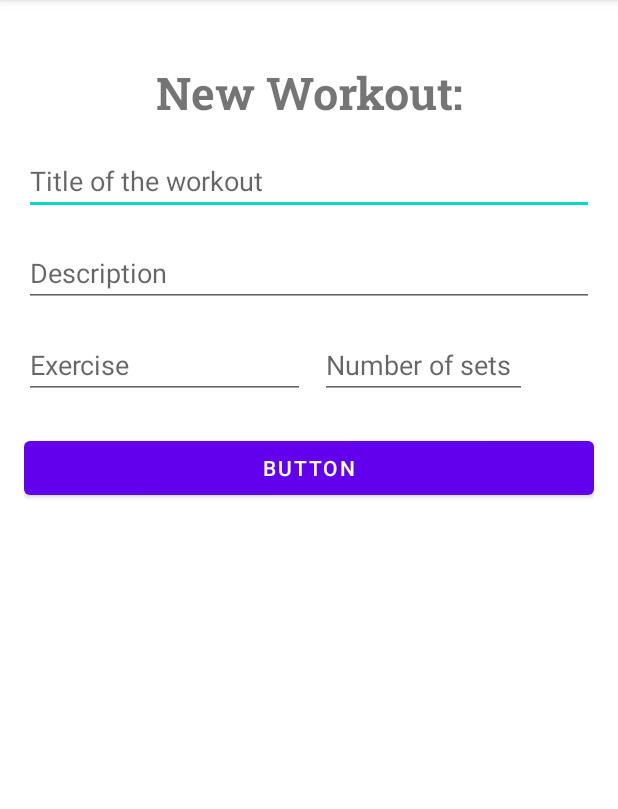
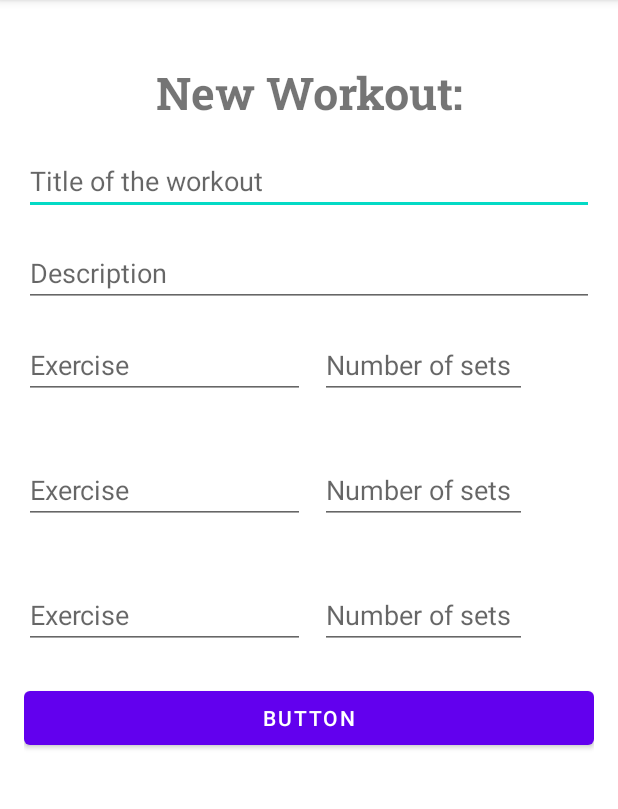
Before and after one commit to samu-coding/Smart-Strenght-Log, an Android app: the NewWorkoutCreator screen opened directly, with no data from a screen before it, on a phone screen of 412 x 824 dp, the part 84-893 px from its top. Run offline under Robolectric (Android 15) with nearby library versions, the light colour scheme and no system bars; our stand-ins replace Firebase (no records; nobody signed in at launch, a user with empty details on screens opened directly); 1 statement that could not run was skipped.

Commit message:
Workout Creator Demo2
Podemos crear rutinas, con 3 ejercicios

```diff
--- a/app/src/main/java/com/example/smartstrengthlog/NewWorkoutCreator.java
+++ b/app/src/main/java/com/example/smartstrengthlog/NewWorkoutCreator.java
@@ -22,7 +22,8 @@ import com.google.firebase.firestore.CollectionReference;
 import com.google.firebase.firestore.DocumentReference;
 import com.google.firebase.firestore.FirebaseFirestore;
 
-import org.w3c.dom.Text;
+import java.util.ArrayList;
+import java.util.List;
 
 import models.Workout;
 import util.SmartStrengthLogAPI;
@@ -31,8 +32,13 @@ public class NewWorkoutCreator extends AppCompatActivity {
 
     private EditText titleEditText;
     private EditText descriptionEditText;
-    private EditText exerciseEditText;
-    private EditText numberOfSetsEditText;
+
+    private EditText exerciseEditText0;
+    private EditText numberOfSetsEditText0;
+    private EditText exerciseEditText1;
+    private EditText numberOfSetsEditText1;
+    private EditText exerciseEditText2;
+    private EditText numberOfSetsEditText2;
 
     private TextView currentUserTextView;
 
@@ -45,18 +51,6 @@ public class NewWorkoutCreator extends AppCompatActivity {
 
     //Connection to Firestore
     private FirebaseFirestore db = FirebaseFirestore.getInstance();
-
-    //Bundle extras = getIntent().getExtras();
-
-
-    //FirebaseUser user = firebaseAuth.getCurrentUser();
-    //String currentUserId = user.getUid();
-
-    //Obtenemos el Id del usuario
-    //updateUI(user);
-
-    //Firestore creation
-    //assert user != null;
 
     private CollectionReference collectionReference = db.collection("Workout");
     //private CollectionReference collectionReference = db.collection("Users").document(this.currentUsername).collection("Workout");
@@ -71,8 +65,14 @@ public class NewWorkoutCreator extends AppCompatActivity {
         firebaseAuth = FirebaseAuth.getInstance();
         titleEditText = findViewById(R.id.title_workout);
         descriptionEditText = findViewById(R.id.description_workout);
-        exerciseEditText = findViewById(R.id.exercise_workout);
-        numberOfSetsEditText = findViewById(R.id.number_sets_workout);
+
+        //Ejercicios
+        exerciseEditText0 = findViewById(R.id.exercise_workout0);
+        numberOfSetsEditText0 = findViewById(R.id.number_sets_workout0);
+        exerciseEditText1 = findViewById(R.id.exercise_workout1);
+        numberOfSetsEditText1 = findViewById(R.id.number_sets_workout1);
+        exerciseEditText2 = findViewById(R.id.exercise_workout2);
+        numberOfSetsEditText2 = findViewById(R.id.number_sets_workout2);
 
         Log.d("Usuario","TESTING LOG D");
 
@@ -134,8 +134,25 @@ public class NewWorkoutCreator extends AppCompatActivity {
 
         String title = titleEditText.getText().toString().trim();
         String description = descriptionEditText.getText().toString().trim();
-        String exercise = exerciseEditText.getText().toString().trim();
-        int numberOfSets = Integer.parseInt(numberOfSetsEditText.getText().toString().trim());
+        String exercise0 = exerciseEditText0.getText().toString().trim();
+        int numberOfSets0 = Integer.parseInt(numberOfSetsEditText0.getText().toString());
+        String exercise1 = exerciseEditText1.getText().toString().trim();
+        int numberOfSets1 = Integer.parseInt(numberOfSetsEditText1.getText().toString());
+        String exercise2 = exerciseEditText2.getText().toString().trim();
+        int numberOfSets2 = Integer.parseInt(numberOfSetsEditText2.getText().toString());
+
+        //Creamos las Listas de Ejercicios y sus sets
+        List<String> exercises = new ArrayList<String>();
+        List<Integer> sets = new ArrayList<Integer>();
+
+        //Añadimos ejercicios y sets
+        exercises.add(exercise0);
+        exercises.add(exercise1);
+        exercises.add(exercise2);
+        sets.add(numberOfSets0);
+        sets.add(numberOfSets1);
+        sets.add(numberOfSets2);
+
 
         if (!TextUtils.isEmpty(title)){
             //Guardamos la info del workout en FireStore
@@ -143,12 +160,13 @@ public class NewWorkoutCreator extends AppCompatActivity {
 
             //Create a Workout Object
             Workout workout = new Workout();
+            workout.setId(String.valueOf(Timestamp.now().getSeconds()));
+            workout.setUser(SmartStrengthLogAPI.getInstance().getUserId());
             workout.setTitle(title);
             workout.setDescription(description);
-            workout.setExercises(exercise);
-            workout.setNumberOfSets(numberOfSets);
-            workout.setId(String.valueOf(Timestamp.now().getSeconds()));
-            workout.setUser(SmartStrengthLogAPI.getInstance().getUserId());
+            workout.setExercises(exercises);
+            workout.setSets(sets);
+
 
             //Invoke our CollectionReference
             collectionReference.add(workout)
--- a/app/src/main/res/layout/activity_new_workout_creator.xml
+++ b/app/src/main/res/layout/activity_new_workout_creator.xml
@@ -41,7 +41,7 @@
       android:orientation="horizontal">
 
     <EditText
-        android:id="@+id/exercise_workout"
+        android:id="@+id/exercise_workout0"
         android:layout_width="187dp"
         android:layout_height="wrap_content"
         android:layout_marginTop="16dp"
@@ -51,7 +51,56 @@
         android:autofillHints="" />
 
     <EditText
-        android:id="@+id/number_sets_workout"
+        android:id="@+id/number_sets_workout0"
+        android:inputType="number"
+        android:layout_width="138dp"
+        android:layout_height="wrap_content"
+        android:layout_marginTop="16dp"
+        android:hint="@string/sets_Workout_hint"
+        android:maxLines="1" />
+  </LinearLayout>
+
+  <LinearLayout
+      android:layout_width="match_parent"
+      android:layout_height="83dp"
+      android:orientation="horizontal">
+
+    <EditText
+        android:id="@+id/exercise_workout1"
+        android:layout_width="187dp"
+        android:layout_height="wrap_content"
+        android:layout_marginTop="16dp"
+        android:layout_marginRight="10dp"
+        android:hint="@string/exercise_Workout_hint"
+        android:maxLines="1"
+        android:autofillHints="" />
+
+    <EditText
+        android:id="@+id/number_sets_workout1"
+        android:inputType="number"
+        android:layout_width="138dp"
+        android:layout_height="wrap_content"
+        android:layout_marginTop="16dp"
+        android:hint="@string/sets_Workout_hint"
+        android:maxLines="1" />
+  </LinearLayout>
+  <LinearLayout
+      android:layout_width="match_parent"
+      android:layout_height="83dp"
+      android:orientation="horizontal">
+
+    <EditText
+        android:id="@+id/exercise_workout2"
+        android:layout_width="187dp"
+        android:layout_height="wrap_content"
+        android:layout_marginTop="16dp"
+        android:layout_marginRight="10dp"
+        android:hint="@string/exercise_Workout_hint"
+        android:maxLines="1"
+        android:autofillHints="" />
+
+    <EditText
+        android:id="@+id/number_sets_workout2"
         android:inputType="number"
         android:layout_width="138dp"
         android:layout_height="wrap_content"
```
Also changed, not shown: app/src/main/java/models/Workout.java (+21 -14 lines).
